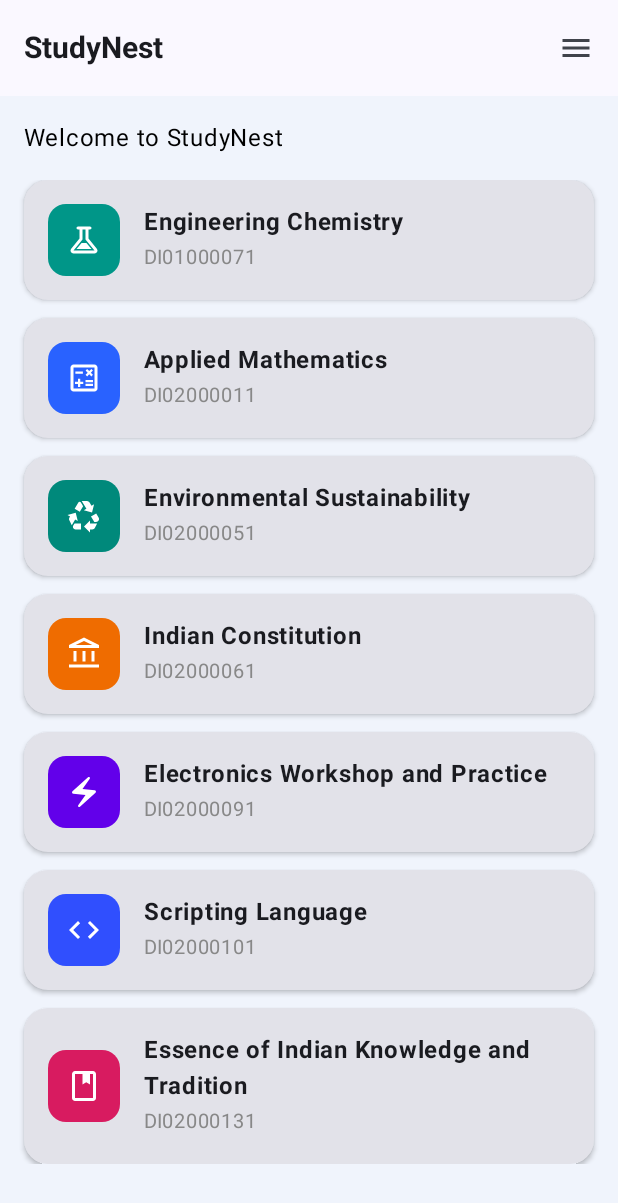
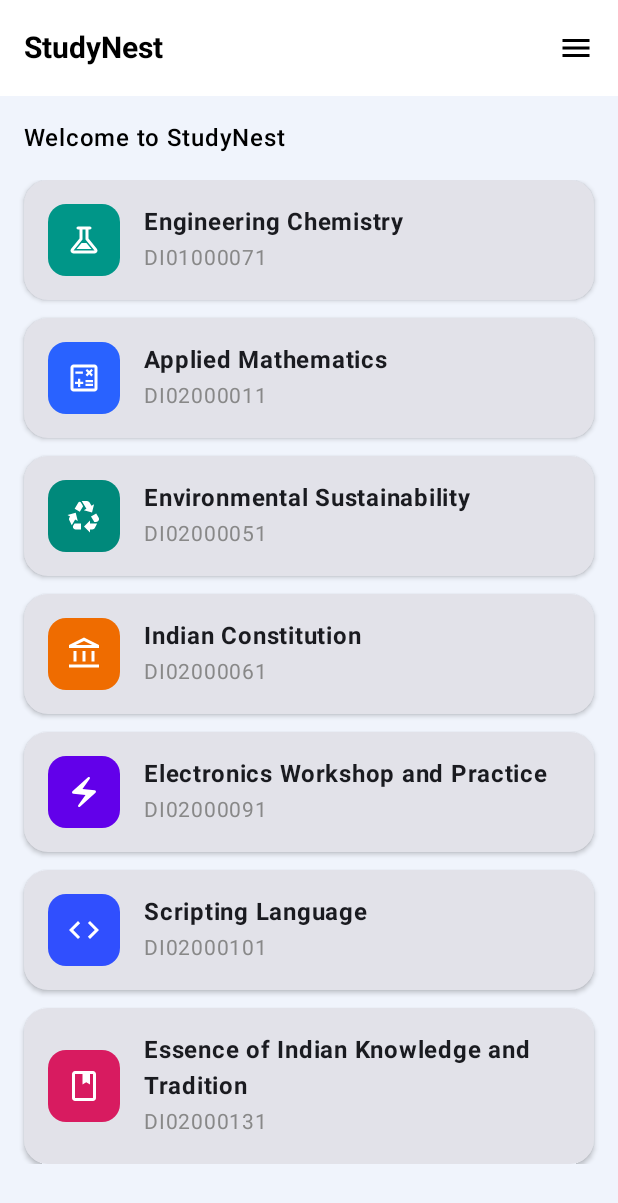
Before and after one commit to Maryam-Bagia/StudyNest, an Android app built with Jetpack Compose: the HomeScreen screen opened through its navigation route, on a phone screen of 412 x 824 dp. Shown: the top 1203 px of the screen. Run offline under Robolectric (Android 15) with nearby library versions, the phone set to English and light mode, and no system bars; our stand-ins replace Firebase (no records; nobody signed in at launch, a user with empty details on screens opened directly), livedata-compose.

Commit message:
Solved color problems

```diff
--- a/app/src/main/java/com/example/hackathonproject/ui/home/HomeScreen.kt
+++ b/app/src/main/java/com/example/hackathonproject/ui/home/HomeScreen.kt
@@ -79,24 +79,28 @@ fun HomeScreen(
             topBar = {
                 TopAppBar(
                     title = {
-                        Text("StudyNest", fontWeight = FontWeight.Bold, fontSize = 20.sp)
+                        Text("StudyNest", fontWeight = FontWeight.Bold, fontSize = 20.sp, color = Color.Black)
                     },
                     actions = {
                         IconButton(onClick = { scope.launch { drawerState.open() } }) {
-                            Icon(Icons.Default.Menu, contentDescription = null)
+                            Icon(Icons.Default.Menu, contentDescription = "Menu",tint=Color.Black)
                         }
-                    }
+                    },
+                    colors = TopAppBarDefaults.topAppBarColors(
+                        containerColor = Color.White
+                    )
                 )
             },
             containerColor = Color(0xFFF0F4FC)
-        ) { padding ->
+        ) { innerPadding ->
             Column(
                 modifier = Modifier
                     .fillMaxSize()
-                    .padding(padding)
-                    .padding(16.dp)
+                    .padding(innerPadding)
+                    .padding(horizontal = 16.dp)
             ) {
-                Text("Welcome to StudyNest", fontSize = 16.sp)
+                Spacer(modifier = Modifier.height(16.dp))
+                Text("Welcome to StudyNest", fontSize = 16.sp,fontWeight = FontWeight.Medium)
                 Spacer(modifier = Modifier.height(16.dp))
 
                 LazyColumn(verticalArrangement = Arrangement.spacedBy(12.dp)) {
@@ -225,16 +229,15 @@ fun SubjectItem(subject: Subject, onClick: () -> Unit) {
                 Box(contentAlignment = Alignment.Center) {
                     Icon(
                         painter = painterResource(subject.iconRes),
-                        contentDescription = subject.name,
-                        tint = Color.White,
-                        modifier = Modifier.size(24.dp)
+                        contentDescription = null,
+                        tint = Color.White
                     )
                 }
             }
             Spacer(modifier = Modifier.width(16.dp))
             Column {
-                Text(subject.name, fontWeight = FontWeight.Bold)
-                Text(subject.code, color = Color.Gray, fontSize = 13.sp)
+                Text(subject.name, fontSize = 16.sp, fontWeight = FontWeight.Bold)
+                Text(subject.code, color = Color.Gray, fontSize = 14.sp)
             }
         }
     }
```
